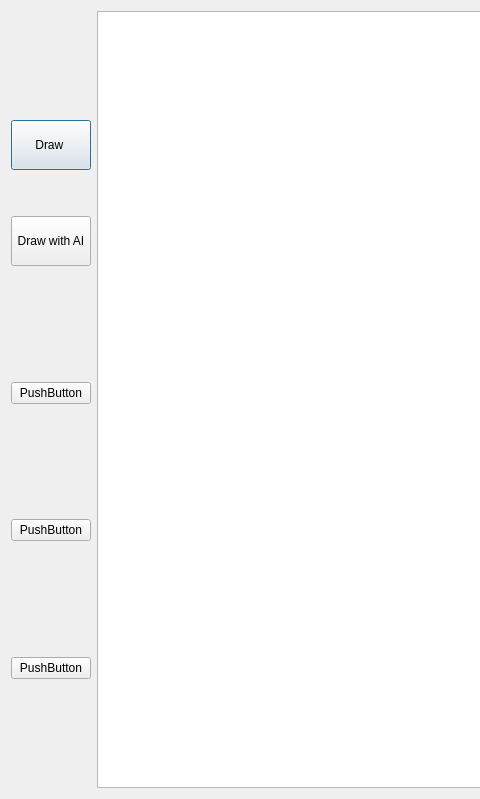
This is Gui/canvas_dialog.ui in couatl/cryptosha as Qt 5 draws it before an edit; both pictures show x 0 to 480 and y 0 to 799 of the 1087 by 799 pixel window. The edited form follows.
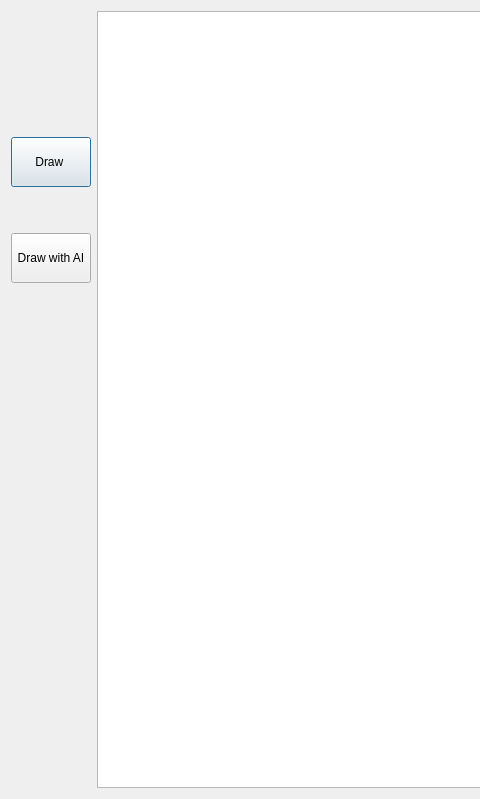
This is the edited form.

Diff of the .ui file:
```diff
--- a/Gui/canvas_dialog.ui
+++ b/Gui/canvas_dialog.ui
@@ -96,13 +96,6 @@
        </property>
       </spacer>
      </item>
-     <item>
-      <widget class="QPushButton" name="pushButton_4">
-       <property name="text">
-        <string>PushButton</string>
-       </property>
-      </widget>
-     </item>
      <item>
       <spacer name="verticalSpacer_4">
        <property name="orientation">
@@ -116,13 +109,6 @@
        </property>
       </spacer>
      </item>
-     <item>
-      <widget class="QPushButton" name="pushButton_5">
-       <property name="text">
-        <string>PushButton</string>
-       </property>
-      </widget>
-     </item>
      <item>
       <spacer name="verticalSpacer_5">
        <property name="orientation">
@@ -136,13 +122,6 @@
        </property>
       </spacer>
      </item>
-     <item>
-      <widget class="QPushButton" name="pushButton_3">
-       <property name="text">
-        <string>PushButton</string>
-       </property>
-      </widget>
-     </item>
      <item>
       <spacer name="verticalSpacer_6">
        <property name="orientation">
```
